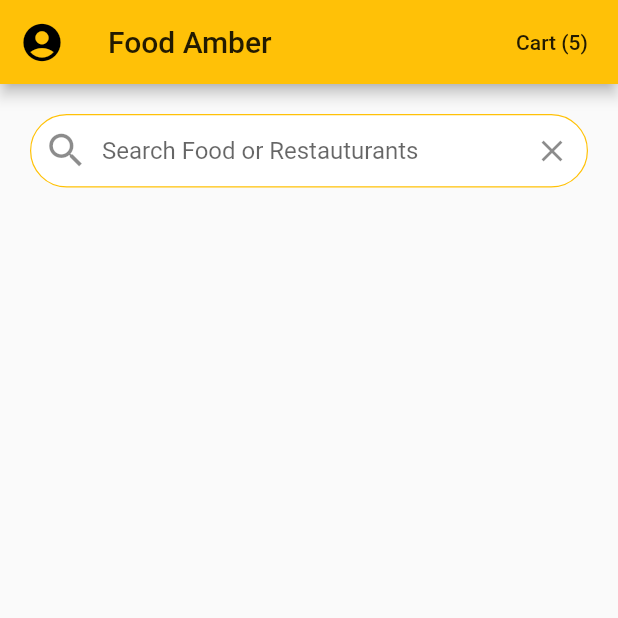
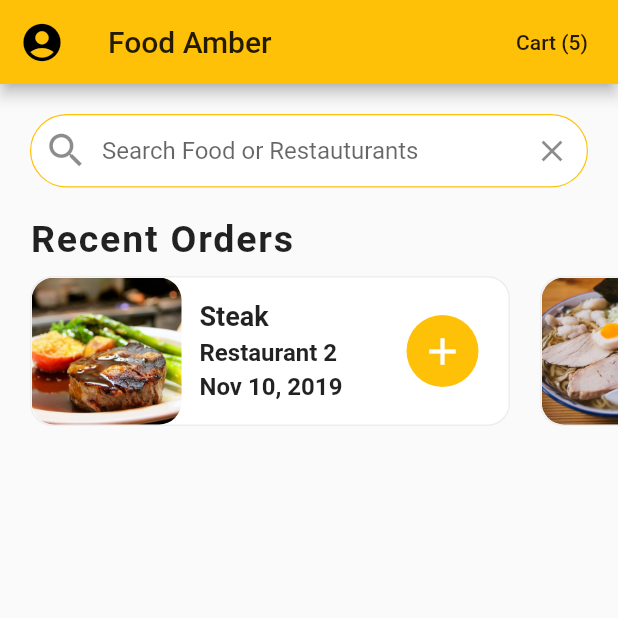
Before and after one commit to AbderrahmenBmz/Food_Delivery_UI_Flutter, a Flutter app: the screen it shows after launch, on a phone screen of 412 x 824 dp, the top half of it. Run offline on Flutter 3.47's test engine with Material 2 defaults, Android fonts, the phone set to English and light mode, and no system bars.

Commit message:
add recent orders

```diff
--- a/lib/screens/home_screen.dart
+++ b/lib/screens/home_screen.dart
@@ -1,5 +1,6 @@
 import 'package:flutter/material.dart';
 import 'package:food_delivery/data/data.dart';
+import 'package:food_delivery/widgets/recent_orders.dart';
 
 class HomeScreen extends StatefulWidget {
   @override
@@ -53,7 +54,8 @@ class _HomeScreenState extends State<HomeScreen> {
                   suffixIcon:
                       IconButton(icon: Icon(Icons.clear), onPressed: () {})),
             ),
-          )
+          ),
+          RecentOrders()
         ],
       ),
     );
--- /dev/null
+++ b/lib/widgets/recent_orders.dart
@@ -0,0 +1,130 @@
+import 'package:flutter/material.dart';
+import 'package:food_delivery/data/data.dart';
+import 'package:food_delivery/models/order.dart';
+
+class RecentOrders extends StatefulWidget {
+  @override
+  _RecentOrdersState createState() => _RecentOrdersState();
+}
+
+class _RecentOrdersState extends State<RecentOrders> {
+  _buildRecentOrder(BuildContext context, Order order) {
+    return Container(
+      margin: EdgeInsets.all(10.0),
+      width: 320.0,
+      decoration: BoxDecoration(
+        color: Colors.white,
+        borderRadius: BorderRadius.circular(15.0),
+        border: Border.all(
+          width: 1.0,
+          color: Colors.grey[200],
+        ),
+      ),
+      child: Expanded(
+        child: Row(
+          mainAxisAlignment: MainAxisAlignment.spaceBetween,
+          children: <Widget>[
+            ClipRRect(
+              borderRadius: BorderRadius.circular(15.0),
+              child: Image(
+                width: 100.0,
+                height: 100.0,
+                image: AssetImage(order.food.imageUrl),
+                fit: BoxFit.cover,
+              ),
+            ),
+            Expanded(
+              child: Container(
+                margin: EdgeInsets.all(12.0),
+                child: Column(
+                  mainAxisAlignment: MainAxisAlignment.center,
+                  crossAxisAlignment: CrossAxisAlignment.start,
+                  children: <Widget>[
+                    Text(
+                      order.food.name ,
+                      style: TextStyle(
+                        fontSize: 18.0,
+                        fontWeight: FontWeight.bold,
+                      ),
+                      overflow: TextOverflow.ellipsis,
+                    ),
+                    SizedBox(
+                      height: 4.0,
+                    ),
+                    Text(
+                      order.restaurant.name,
+                      style: TextStyle(
+                        fontSize: 16.0,
+                        fontWeight: FontWeight.w600,
+                      ),
+                      overflow: TextOverflow.ellipsis,
+                    ),
+                    SizedBox(
+                      height: 4.0,
+                    ),
+                    Text(
+                      order.date,
+                      style: TextStyle(
+                        fontSize: 16.0,
+                        fontWeight: FontWeight.w600,
+                      ),
+                      overflow: TextOverflow.ellipsis,
+                    ),
+                  ],
+                ),
+              ),
+            ),
+            Container(
+              margin: EdgeInsets.only(right: 20.0),
+              width: 48.0,
+              decoration: BoxDecoration(
+                  color: Theme.of(context).primaryColor,
+                  borderRadius: BorderRadius.circular(30.0)),
+              child: IconButton(
+                icon: Icon(Icons.add),
+                iconSize: 30.0,
+                color: Colors.white,
+                onPressed: () {},
+              ),
+            )
+          ],
+        ),
+      ),
+    );
+  }
+
+  @override
+  Widget build(BuildContext context) {
+    return Container(
+      child: Column(
+        crossAxisAlignment: CrossAxisAlignment.start,
+        children: <Widget>[
+          Padding(
+            padding: EdgeInsets.symmetric(horizontal: 20.0),
+            child: Text(
+              'Recent Orders',
+              style: TextStyle(
+                fontSize: 25.0,
+                fontWeight: FontWeight.w600,
+                letterSpacing: 1.2,
+              ),
+            ),
+          ),
+          Container(
+            height: 120.0,
+            //  color: Colors.blue,
+            child: ListView.builder(
+              physics: BouncingScrollPhysics(),
+              padding: EdgeInsets.only(left:10.0),
+                scrollDirection: Axis.horizontal,
+                itemCount: currentUser.orders.length,
+                itemBuilder: (BuildContext contxt, int index) {
+                  Order order = currentUser.orders[index];
+                  return _buildRecentOrder(context, order);
+                }),
+          )
+        ],
+      ),
+    );
+  }
+}
```
Also changed, not shown: 2 other files.
